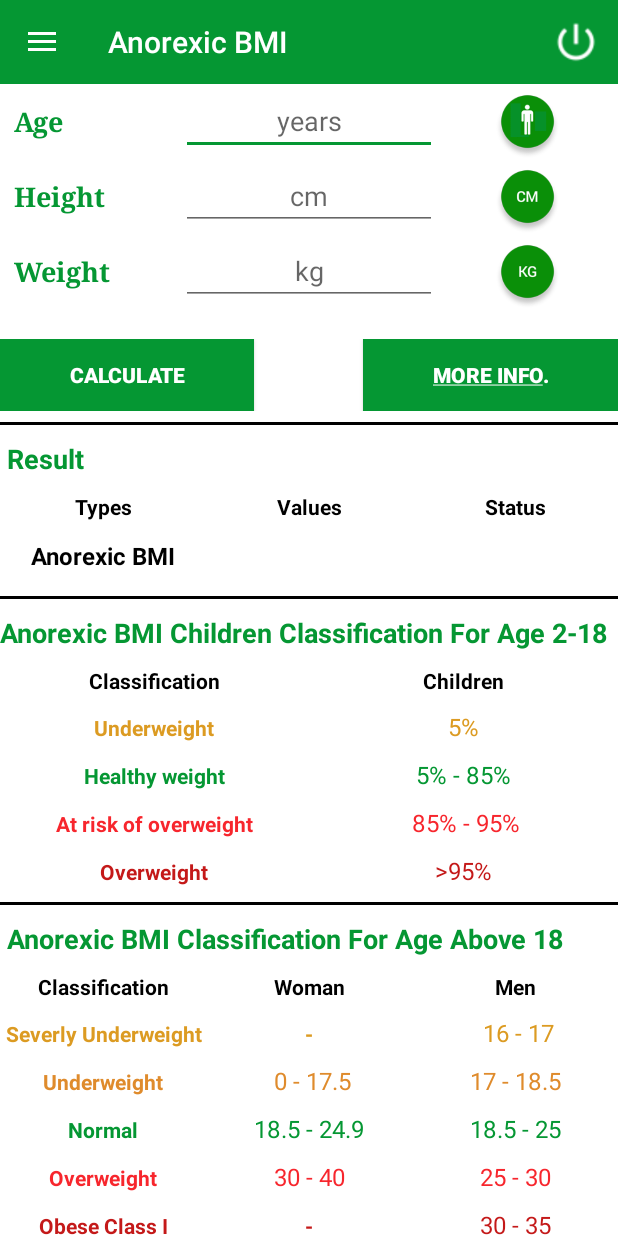
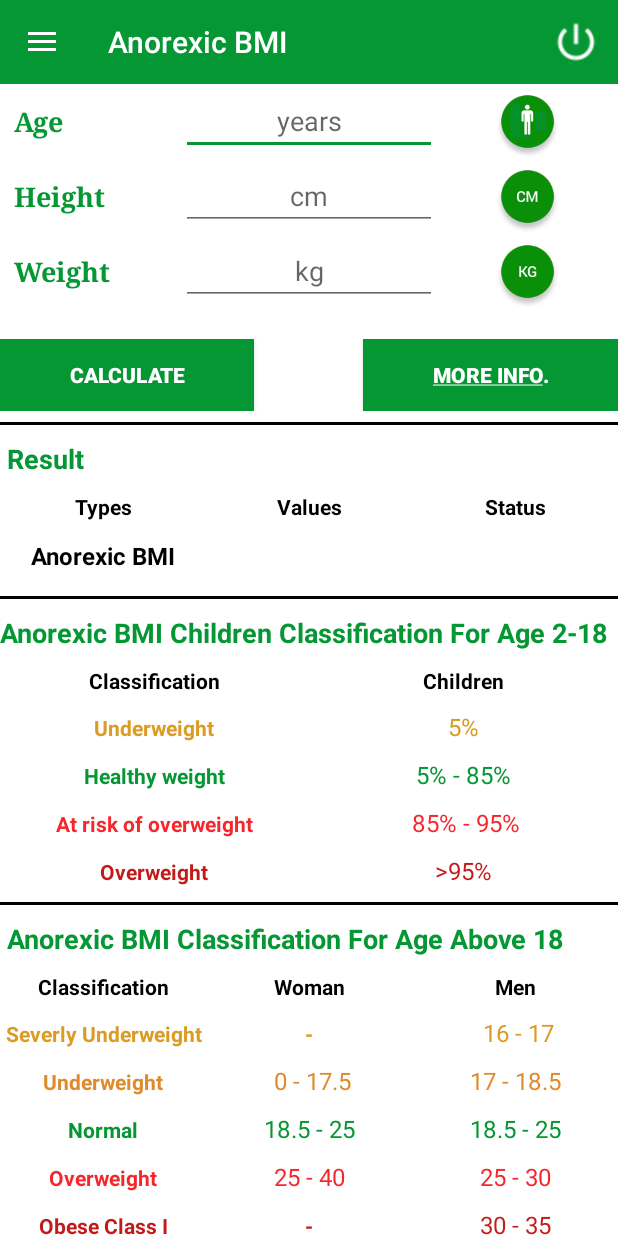
Before and after one commit to geniusninedev/AnorexicBMI, an Android app: the screen it shows after launch once a user with an empty profile is signed in (MainActivityDrawer), on a phone screen of 412 x 824 dp. Run offline under Robolectric (Android 15) with nearby library versions, the phone set to English and light mode, and no system bars; our stand-ins replace AdMob, Firebase (no records; nobody signed in at launch, a user with empty details on screens opened directly); libraries missing offline, so code that uses them is left out: com.facebook, com.facebook.login, com.microsoft.windowsazure, com.squareup.okhttp; 3 statements that could not run were skipped.

Commit message:
Changes Done By Pravin

```diff
--- a/app/src/main/res/layout/activity_main_anorexic_bmi.xml
+++ b/app/src/main/res/layout/activity_main_anorexic_bmi.xml
@@ -696,7 +696,7 @@
                     android:textColor="@color/colorPrimary"
                     />
                 <TextView
-                    android:text="18.5 - 24.9"
+                    android:text="18.5 - 25"
                     android:layout_width="100dp"
                     android:layout_height="wrap_content"
                     android:id="@+id/textViewnormal2"
@@ -734,7 +734,7 @@
                     android:textStyle="bold"
                     android:layout_weight="1" />
                 <TextView
-                    android:text="30 - 40"
+                    android:text="25 - 40"
                     android:layout_width="100dp"
                     android:layout_height="wrap_content"
                     android:id="@+id/textViewoverweight2"
```
Also changed, not shown: app/src/main/java/com/nineinfosys/android/anorexicbmi/AnorexicBMI/CalculateBMI.java (+4 -4 lines).
